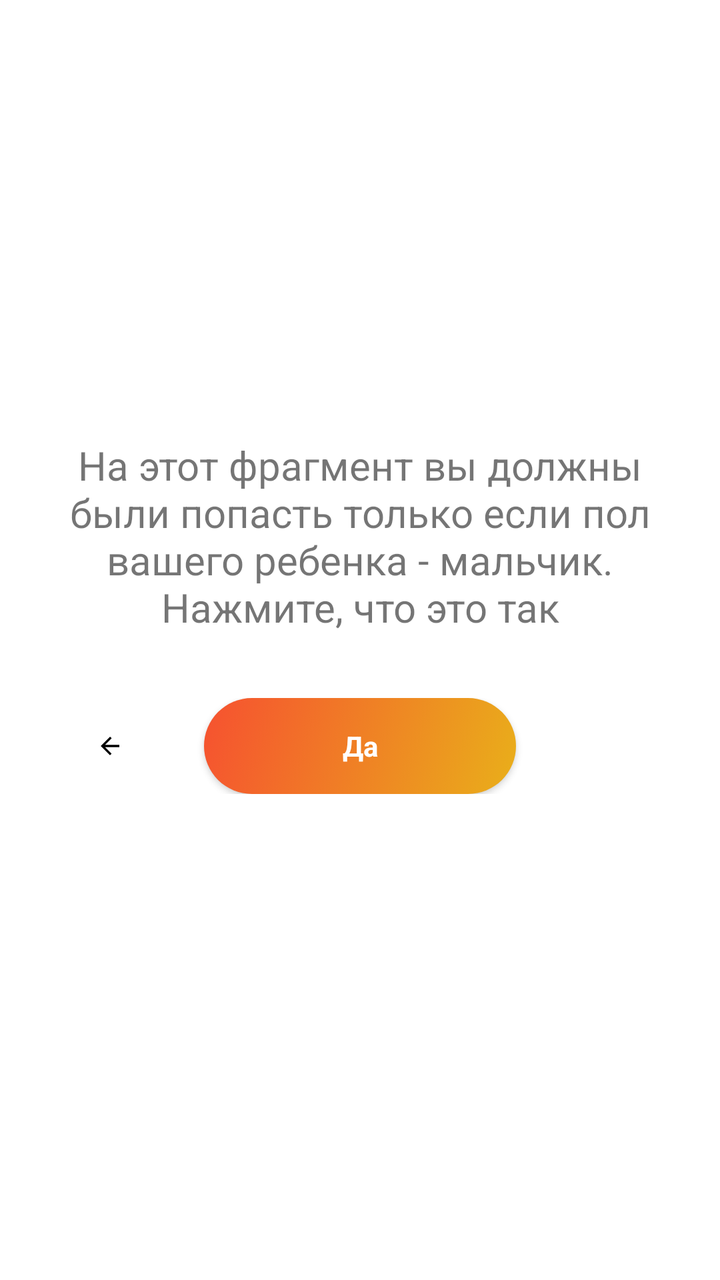
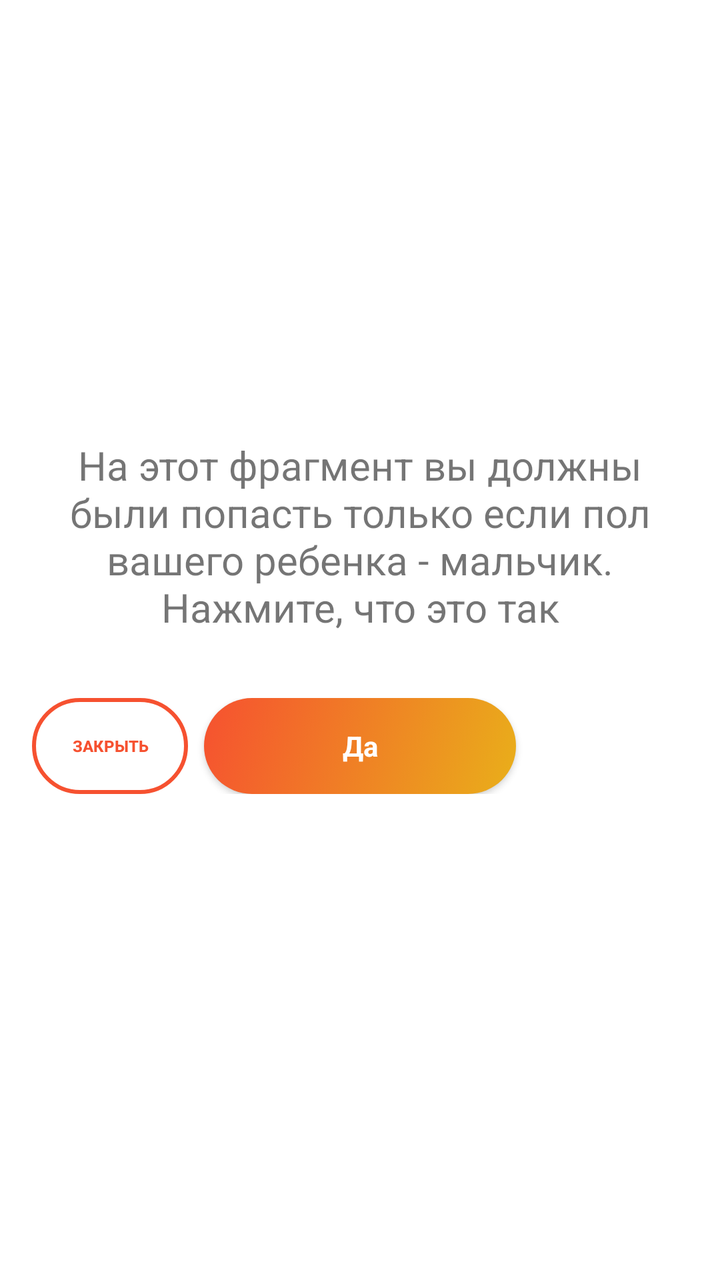

Screens rendered from an Android XML layout before and after an edit, with the pre-edit source and the edit as a unified diff.
<!-- AndroidManifest.xml: application theme Theme.TestAppForOnboarding -->
<!-- res/layout/fragment_question2.xml -->
<?xml version="1.0" encoding="utf-8"?>
<androidx.constraintlayout.widget.ConstraintLayout xmlns:android="http://schemas.android.com/apk/res/android"
    xmlns:app="http://schemas.android.com/apk/res-auto"
    android:layout_width="match_parent"
    android:layout_height="match_parent">

    <androidx.constraintlayout.widget.Guideline
        android:id="@+id/guideline_left"
        android:layout_width="wrap_content"
        android:layout_height="wrap_content"
        android:orientation="vertical"
        app:layout_constraintGuide_begin="@dimen/space_beforeOrAfterElement" />

    <androidx.constraintlayout.widget.Guideline
        android:id="@+id/guideline_right"
        android:layout_width="wrap_content"
        android:layout_height="wrap_content"
        android:orientation="vertical"
        app:layout_constraintGuide_end="@dimen/space_beforeOrAfterElement" />

    <TextView
        android:id="@+id/text_question_is_it_a_boy"
        android:layout_width="0dp"
        android:layout_height="wrap_content"
        android:layout_marginStart="8dp"
        android:layout_marginTop="8dp"
        android:layout_marginEnd="8dp"
        android:layout_marginBottom="@dimen/space_32"
        android:text="@string/text_question2fragment"
        android:textAlignment="center"
        android:textSize="20sp"
        app:layout_constraintBottom_toTopOf="@+id/buttons_yes_linear_layout"
        app:layout_constraintEnd_toEndOf="@+id/guideline_right"
        app:layout_constraintStart_toStartOf="@+id/guideline_left"
        app:layout_constraintTop_toTopOf="parent"
        app:layout_constraintVertical_chainStyle="packed" />

    

    <LinearLayout
        android:id="@+id/buttons_yes_linear_layout"
        android:layout_width="0dp"
        android:layout_height="wrap_content"
        android:layout_marginBottom="@dimen/space_32"
        android:gravity="center_vertical"
        android:orientation="horizontal"
        android:weightSum="4"
        app:layout_constraintBottom_toBottomOf="parent"
        app:layout_constraintLeft_toLeftOf="@+id/guideline_left"
        app:layout_constraintRight_toRightOf="@+id/guideline_right"
        app:layout_constraintTop_toBottomOf="@+id/text_question_is_it_a_boy"
        app:layout_constraintVertical_chainStyle="packed">

        <androidx.appcompat.widget.AppCompatImageView
            android:id="@+id/button_back"
            android:layout_width="0dp"
            android:layout_height="wrap_content"
            android:layout_marginEnd="@dimen/space_small"
            android:layout_weight="1"
            android:gravity="center_vertical"
            android:paddingStart="@dimen/space_32"
            android:paddingEnd="@dimen/space_32"
            app:backgroundTint="@null"
            app:srcCompat="@drawable/baseline_arrow_back_24" />

        <androidx.appcompat.widget.AppCompatButton
            android:id="@+id/button_yes"
            style="@style/Widget.AppCompat.ActionButton"
            android:layout_width="0dp"
            android:layout_height="wrap_content"
            android:layout_marginEnd="@dimen/space_small"
            android:layout_weight="2"
            android:background="@drawable/button_rounded_corners"
            android:paddingStart="@dimen/space_32"
            android:paddingEnd="@dimen/space_32"
            android:text="@string/yes"
            android:textColor="@color/white"
            android:textSize="@dimen/button_text"
            android:textStyle="bold"
            app:backgroundTint="@null" />

        <androidx.appcompat.widget.AppCompatButton
            android:id="@+id/button_no"
            style="@style/Widget.AppCompat.ActionButton"
            android:layout_width="0dp"
            android:layout_height="wrap_content"
            android:layout_weight="1"
            android:background="@drawable/button_rounded_corners"
            android:paddingStart="@dimen/space_32"
            android:paddingEnd="@dimen/space_32"
            android:text="@string/no"
            android:textColor="@color/white"
            android:textSize="@dimen/button_text"
            android:textStyle="bold"
            android:visibility="gone"
            app:backgroundTint="@null" />

    </LinearLayout>

</androidx.constraintlayout.widget.ConstraintLayout>
<!-- resources referenced by this layout -->
<resources>
  <color name="white">#FFFFFFFF</color>
  <dimen name="button_text">14sp</dimen>
  <dimen name="space_32">32dp</dimen>
  <dimen name="space_beforeOrAfterElement">16dp</dimen>
  <dimen name="space_small">8dp</dimen>
  <!-- drawable baseline_arrow_back_24 (drawable) -->
  <vector android:autoMirrored="true" android:height="24dp"
      android:tint="#000000" android:viewportHeight="24"
      android:viewportWidth="24" android:width="24dp" xmlns:android="http://schemas.android.com/apk/res/android">
      <path android:fillColor="@android:color/white" android:pathData="M20,11H7.83l5.59,-5.59L12,4l-8,8 8,8 1.41,-1.41L7.83,13H20v-2z"/>
  </vector>
  <!-- drawable button_rounded_corners (drawable) -->
  <?xml version="1.0" encoding="utf-8"?>
  <selector
      xmlns:android="http://schemas.android.com/apk/res/android">
      <item android:state_enabled="false">
          <shape>
              <corners android:radius="24dp" />
              <gradient
                  android:angle="315"
                  android:endColor="#E9AF1A"
                  android:startColor="#F65130" />
          </shape>
      </item>
  
      
      <item android:state_pressed="true">
          <shape>
              <corners android:radius="24dp" />
              <gradient
                  android:angle="315"
                  android:endColor="#CCE9AF1A"
                  android:startColor="#CCF65130" />
          </shape>
      </item>
  
      
      <item android:state_enabled="true">
          <shape>
              <corners android:radius="24dp" />
              <gradient
                  android:angle="315"
                  android:endColor="#E9AF1A"
                  android:startColor="#F65130" />
          </shape>
      </item>
  
  </selector>
  <string name="no">Нет</string>
  <string name="text_question2fragment">На этот фрагмент вы должны были попасть только если пол вашего ребенка - мальчик. Нажмите, что это так</string>
  <string name="yes">Да</string>
  <style name="Theme.TestAppForOnboarding" parent="Theme.MaterialComponents.DayNight.DarkActionBar">
          
          <item name="colorPrimary">@color/purple_500</item>
          <item name="colorPrimaryVariant">@color/purple_700</item>
          <item name="colorOnPrimary">@color/white</item>
          
          <item name="colorSecondary">@color/teal_200</item>
          <item name="colorSecondaryVariant">@color/teal_700</item>
          <item name="colorOnSecondary">@color/black</item>
          
          <item name="android:statusBarColor">?attr/colorPrimaryVariant</item>
          
      </style>
  <color name="purple_500">#FF6200EE</color>
  <color name="purple_700">#FF3700B3</color>
  <color name="teal_200">#FF03DAC5</color>
  <color name="teal_700">#FF018786</color>
  <color name="black">#FF000000</color>
</resources>

<!-- the commit's change to res/layout/fragment_question2.xml (unified diff, before → after) -->
@@ -51,17 +51,20 @@
         app:layout_constraintTop_toBottomOf="@+id/text_question_is_it_a_boy"
         app:layout_constraintVertical_chainStyle="packed">
 
-        <androidx.appcompat.widget.AppCompatImageView
-            android:id="@+id/button_back"
+        <androidx.appcompat.widget.AppCompatButton
+            android:id="@+id/button_cancel"
+            style="@style/Widget.AppCompat.Button.Borderless"
             android:layout_width="0dp"
             android:layout_height="wrap_content"
             android:layout_marginEnd="@dimen/space_small"
             android:layout_weight="1"
-            android:gravity="center_vertical"
-            android:paddingStart="@dimen/space_32"
-            android:paddingEnd="@dimen/space_32"
-            app:backgroundTint="@null"
-            app:srcCompat="@drawable/baseline_arrow_back_24" />
+            android:background="@drawable/button_cancel_background"
+            android:gravity="center"
+            android:text="@string/button_cancel"
+            android:textColor="@color/orange_gradient_start"
+            android:textSize="@dimen/button_small_text"
+            android:textStyle="bold"
+            app:backgroundTint="@null" />
 
         <androidx.appcompat.widget.AppCompatButton
             android:id="@+id/button_yes"
<!-- resource entries referenced after the edit -->
@@ -1,16 +1,48 @@
 <!-- resources referenced by this layout -->
 <resources>
+  <color name="orange_gradient_start">#F65130</color>
   <color name="white">#FFFFFFFF</color>
+  <dimen name="button_small_text">8sp</dimen>
   <dimen name="button_text">14sp</dimen>
   <dimen name="space_32">32dp</dimen>
   <dimen name="space_beforeOrAfterElement">16dp</dimen>
   <dimen name="space_small">8dp</dimen>
-  <!-- drawable baseline_arrow_back_24 (drawable) -->
-  <vector android:autoMirrored="true" android:height="24dp"
-      android:tint="#000000" android:viewportHeight="24"
-      android:viewportWidth="24" android:width="24dp" xmlns:android="http://schemas.android.com/apk/res/android">
-      <path android:fillColor="@android:color/white" android:pathData="M20,11H7.83l5.59,-5.59L12,4l-8,8 8,8 1.41,-1.41L7.83,13H20v-2z"/>
-  </vector>
+  <!-- drawable button_cancel_background (drawable) -->
+  <?xml version="1.0" encoding="utf-8"?>
+  <selector xmlns:android="http://schemas.android.com/apk/res/android">
+      
+      <item android:state_enabled="false">
+          <shape>
+              <corners android:radius="24dp" />
+              <stroke
+                  android:width="2dp"
+                  android:color="#CCE9AF1A" />
+              <solid android:color="@android:color/transparent" />
+          </shape>
+      </item>
+  
+      
+      <item android:state_pressed="true">
+          <shape>
+              <corners android:radius="24dp" />
+              <stroke
+                  android:width="2dp"
+                  android:color="#80F65130" />
+              <solid android:color="#10F65130" />
+          </shape>
+      </item>
+  
+      
+      <item>
+          <shape>
+              <corners android:radius="24dp" />
+              <stroke
+                  android:width="2dp"
+                  android:color="@color/orange_gradient_start" />
+              <solid android:color="@android:color/transparent" />
+          </shape>
+      </item>
+  </selector>
   <!-- drawable button_rounded_corners (drawable) -->
   <?xml version="1.0" encoding="utf-8"?>
   <selector
@@ -20,8 +52,8 @@
               <corners android:radius="24dp" />
               <gradient
                   android:angle="315"
-                  android:endColor="#E9AF1A"
-                  android:startColor="#F65130" />
+                  android:endColor="@color/yellow_gradient_end"
+                  android:startColor="@color/orange_gradient_start" />
           </shape>
       </item>
   
@@ -42,12 +74,13 @@
               <corners android:radius="24dp" />
               <gradient
                   android:angle="315"
-                  android:endColor="#E9AF1A"
-                  android:startColor="#F65130" />
+                  android:endColor="@color/yellow_gradient_end"
+                  android:startColor="@color/orange_gradient_start" />
           </shape>
       </item>
   
   </selector>
+  <string name="button_cancel">Закрыть</string>
   <string name="no">Нет</string>
   <string name="text_question2fragment">На этот фрагмент вы должны были попасть только если пол вашего ребенка - мальчик. Нажмите, что это так</string>
   <string name="yes">Да</string>
@@ -64,6 +97,7 @@
           <item name="android:statusBarColor">?attr/colorPrimaryVariant</item>
           
       </style>
+  <color name="yellow_gradient_end">#E9AF1A</color>
   <color name="purple_500">#FF6200EE</color>
   <color name="purple_700">#FF3700B3</color>
   <color name="teal_200">#FF03DAC5</color>
